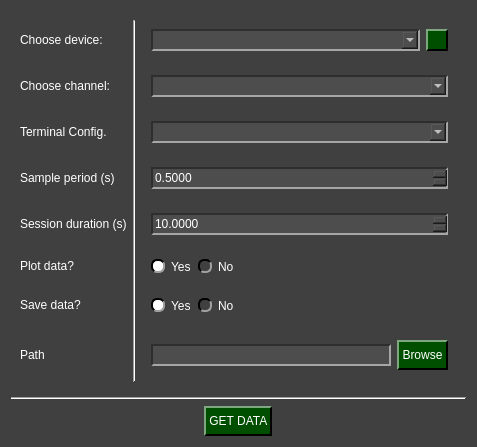
CayoRw/pydaq, file pydaq/uis/PyDAQ_get_data_NIDAQ_widget.ui: the form before one commit.
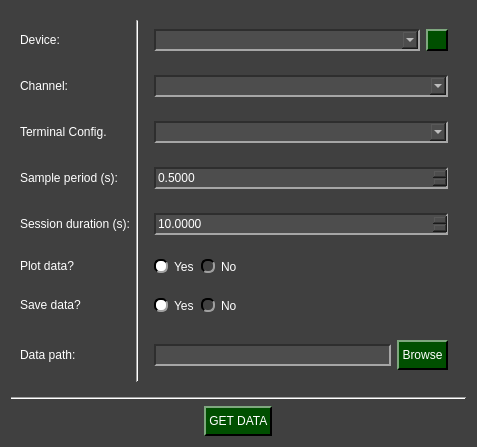
The form after the commit. Icons and pictures are not drawn.

What changed in the file:
```diff
--- a/pydaq/uis/PyDAQ_get_data_NIDAQ_widget.ui
+++ b/pydaq/uis/PyDAQ_get_data_NIDAQ_widget.ui
@@ -210,7 +210,7 @@
          </size>
         </property>
         <property name="text">
-         <string>Choose channel:</string>
+         <string>Channel:</string>
         </property>
        </widget>
       </item>
@@ -443,7 +443,7 @@
          </size>
         </property>
         <property name="text">
-         <string>Session duration (s)</string>
+         <string>Session duration (s):</string>
         </property>
        </widget>
       </item>
@@ -481,7 +481,7 @@
          </size>
         </property>
         <property name="text">
-         <string>Sample period (s)</string>
+         <string>Sample period (s):</string>
         </property>
        </widget>
       </item>
@@ -500,7 +500,7 @@
          </size>
         </property>
         <property name="text">
-         <string>Choose device:</string>
+         <string>Device:</string>
         </property>
        </widget>
       </item>
@@ -560,7 +560,7 @@
          </size>
         </property>
         <property name="text">
-         <string>Path</string>
+         <string>Data path:</string>
         </property>
        </widget>
       </item>
```
Left out of the diff: 20 changed lines with no effect on the pictures.
